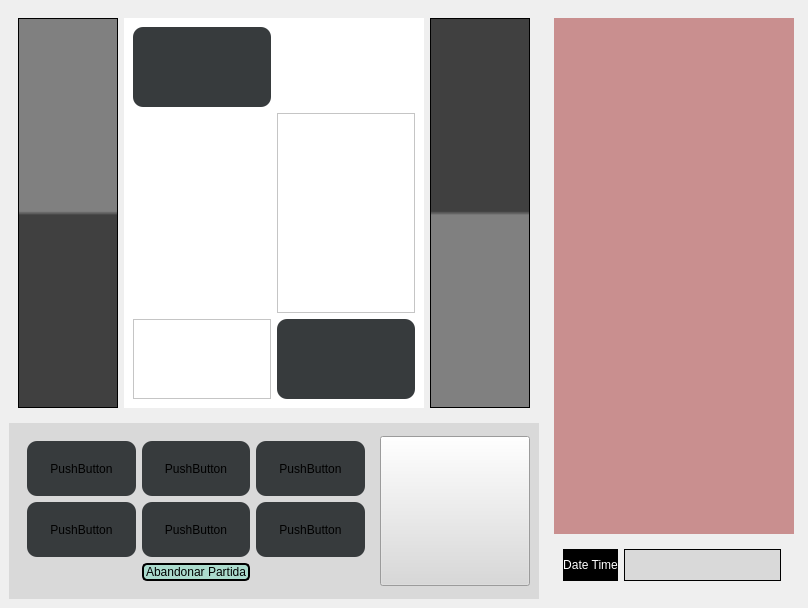
First picture: the form in Pràctica 2/pantallas ui/pantalla_cambiar_pokemon.ui, repository Joel-Malonda-2209/Proyecto_Pokemon, before the edit.
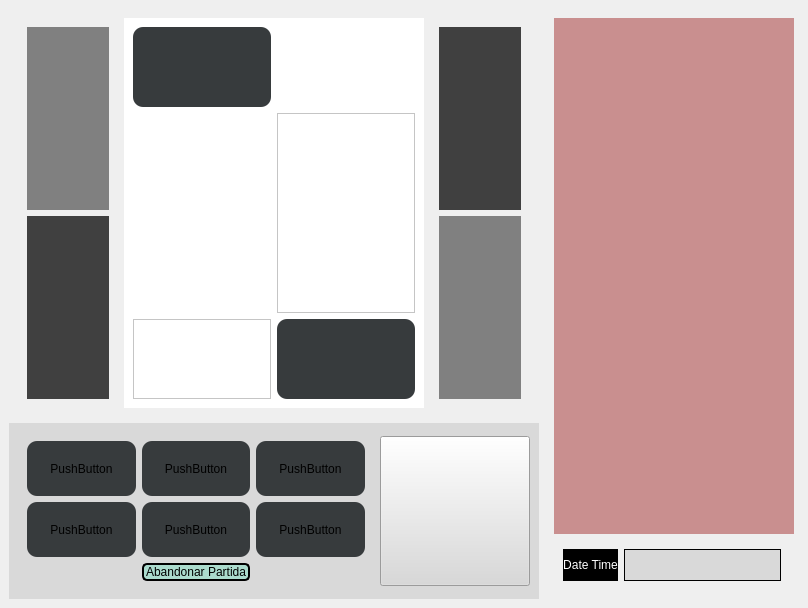
Second picture: the form after the edit. Icons and pictures are not drawn.

Commit message: update pantallas lucha

What changed in the file:
```diff
--- a/Pràctica 2/pantallas ui/pantalla_cambiar_pokemon.ui
+++ b/Pràctica 2/pantallas ui/pantalla_cambiar_pokemon.ui
@@ -35,7 +35,7 @@
          <widget class="QWidget" name="widget" native="true">
           <layout class="QHBoxLayout" name="horizontalLayout_7">
            <item>
-            <widget class="QFrame" name="frame_2">
+            <widget class="QWidget" name="verticalWidget" native="true">
              <property name="minimumSize">
               <size>
                <width>100</width>
@@ -48,15 +48,24 @@
                <height>16777215</height>
               </size>
              </property>
-             <property name="styleSheet">
-              <string notr="true">background-color: qlineargradient(spread:pad, x1:0, y1:0, x2:0, y2:1, stop:0 rgb(128, 128, 128), stop:0.495 rgb(128, 128, 128), stop:0.505 rgb(64, 64, 64), stop:1 rgb(64, 64, 64));</string>
-             </property>
-             <property name="frameShape">
-              <enum>QFrame::StyledPanel</enum>
-             </property>
-             <property name="frameShadow">
-              <enum>QFrame::Raised</enum>
-             </property>
+             <layout class="QVBoxLayout" name="verticalLayout_4">
+              <item>
+               <widget class="QWidget" name="gridWidget" native="true">
+                <property name="styleSheet">
+                 <string notr="true">background-color: rgb(128, 128, 128);</string>
+                </property>
+                <layout class="QGridLayout" name="gridLayout_3"/>
+               </widget>
+              </item>
+              <item>
+               <widget class="QWidget" name="verticalWidget" native="true">
+                <property name="styleSheet">
+                 <string notr="true">background-color: rgb(64, 64, 64);</string>
+                </property>
+                <layout class="QVBoxLayout" name="verticalLayout_6"/>
+               </widget>
+              </item>
+             </layout>
             </widget>
            </item>
            <item>
@@ -164,7 +173,7 @@
             </widget>
            </item>
            <item>
-            <widget class="QFrame" name="frame_3">
+            <widget class="QWidget" name="verticalWidget" native="true">
              <property name="minimumSize">
               <size>
                <width>100</width>
@@ -177,15 +186,24 @@
                <height>16777215</height>
               </size>
              </property>
-             <property name="styleSheet">
-              <string notr="true">background-color: qlineargradient(spread:pad, x1:0, y1:0, x2:0, y2:1, stop:0 rgb(64, 64, 64), stop:0.495 rgb(64, 64, 64), stop:0.505 rgb(128, 128, 128), stop:1 rgb(128, 128, 128));</string>
-             </property>
-             <property name="frameShape">
-              <enum>QFrame::StyledPanel</enum>
-             </property>
-             <property name="frameShadow">
-              <enum>QFrame::Raised</enum>
-             </property>
+             <layout class="QVBoxLayout" name="verticalLayout_5">
+              <item>
+               <widget class="QWidget" name="verticalWidget_2" native="true">
+                <property name="styleSheet">
+                 <string notr="true">background-color: rgb(64, 64, 64);</string>
+                </property>
+                <layout class="QVBoxLayout" name="verticalLayout_7"/>
+               </widget>
+              </item>
+              <item>
+               <widget class="QWidget" name="gridWidget_2" native="true">
+                <property name="styleSheet">
+                 <string notr="true">background-color: rgb(128, 128, 128);</string>
+                </property>
+                <layout class="QGridLayout" name="gridLayout_4"/>
+               </widget>
+              </item>
+             </layout>
             </widget>
            </item>
           </layout>
```
Left out of the diff: 4 changed lines with no effect on the pictures. The commit also changes 3 other files.
